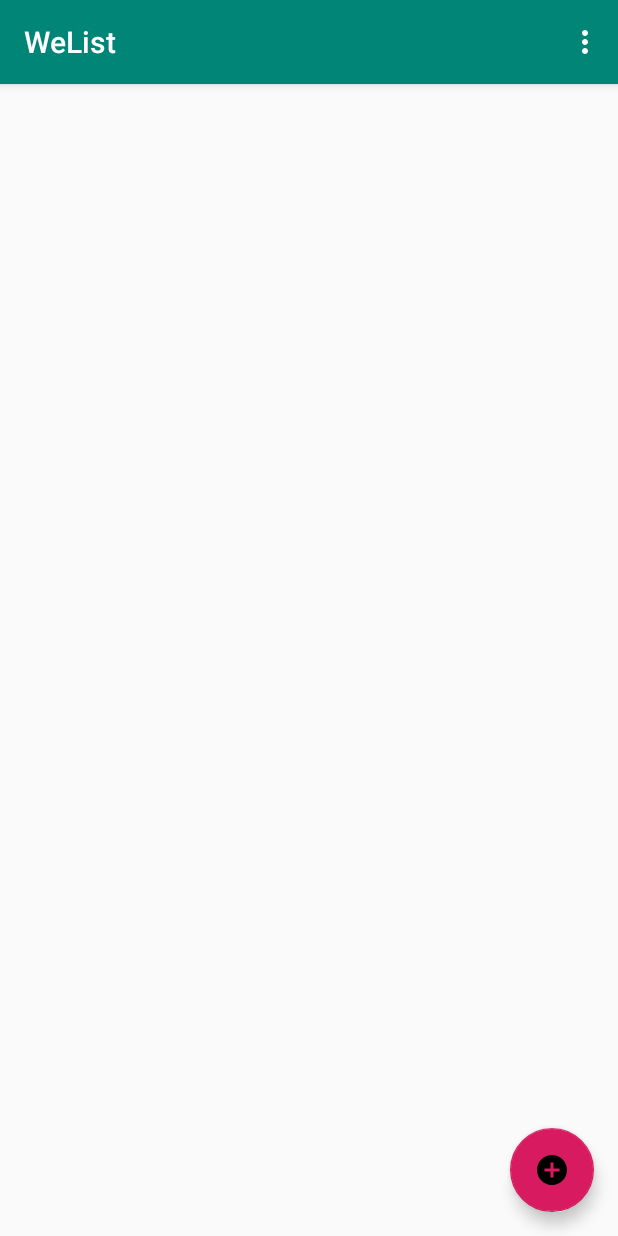
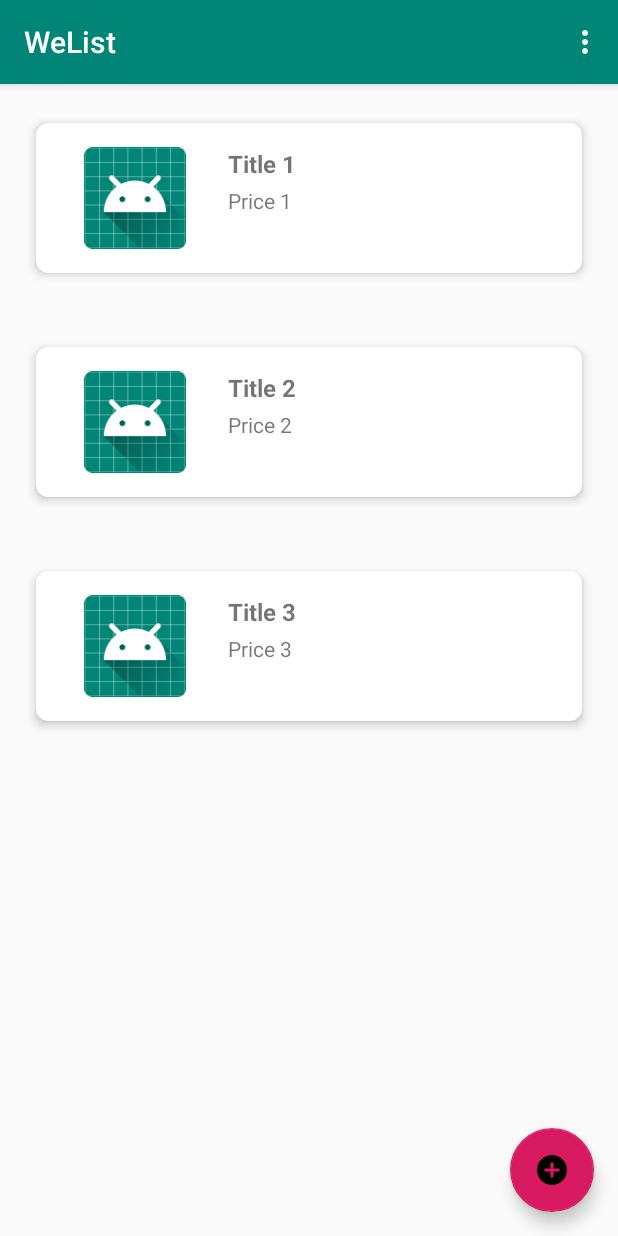
Before and after one commit to tyagitalrst/WeListAndroid, an Android app: the screen it shows after launch (MainActivity), on a phone screen of 412 x 824 dp. Run offline under Robolectric (Android 15) with nearby library versions, the phone set to English and light mode, and no system bars; our stand-ins replace Room's generated code, data binding.

Commit message:
Room implementation with the fragments

```diff
--- /dev/null
+++ b/app/src/main/java/id/ac/ui/cs/mobileprogramming/tyagitalarasati/welist/model/WeList.kt
@@ -0,0 +1,19 @@
+package id.ac.ui.cs.mobileprogramming.tyagitalarasati.welist.model
+
+import androidx.room.Entity
+import androidx.room.PrimaryKey
+
+@Entity(tableName = "welist_table")
+data class WeList(
+    var title: String,
+//    var image: Int,
+    var notes: String,
+    var price: String,
+    var link: String
+
+) {
+
+    @PrimaryKey(autoGenerate = true)
+    var id: Int = 0
+
+}
--- /dev/null
+++ b/app/src/main/java/id/ac/ui/cs/mobileprogramming/tyagitalarasati/welist/model/WeListDao.kt
@@ -0,0 +1,22 @@
+package id.ac.ui.cs.mobileprogramming.tyagitalarasati.welist.model
+
+import androidx.lifecycle.LiveData
+import androidx.room.Dao
+import androidx.room.Insert
+import androidx.room.Query
+
+@Dao
+interface WeListDao {
+
+    @Insert
+    fun insert(weList: WeList)
+
+    @Query("DELETE FROM welist_table WHERE id=:listId")
+    fun deleteList(listId: Int)
+
+    @Query("SELECT * FROM welist_table WHERE id=:listId")
+    fun detailList(listId: Int): LiveData<WeList>
+
+    @Query("SELECT * FROM welist_table")
+    fun getAllWeList(): LiveData<List<WeList>>
+}
--- /dev/null
+++ b/app/src/main/java/id/ac/ui/cs/mobileprogramming/tyagitalarasati/welist/model/WeListDatabase.kt
@@ -0,0 +1,55 @@
+package id.ac.ui.cs.mobileprogramming.tyagitalarasati.welist.model
+
+import android.content.Context
+import android.os.AsyncTask
+import androidx.room.Database
+import androidx.room.Room
+import androidx.room.RoomDatabase
+import androidx.sqlite.db.SupportSQLiteDatabase
+
+
+@Database(entities = [WeList::class], version = 1)
+abstract class WeListDatabase : RoomDatabase() {
+
+    abstract fun weListDao(): WeListDao
+
+    companion object {
+        private var INSTANCE: WeListDatabase? = null
+
+        fun getInstance(context: Context): WeListDatabase? {
+            if (INSTANCE == null) {
+                synchronized(WeListDatabase::class) {
+                    INSTANCE = Room.databaseBuilder(
+                        context.applicationContext,
+                        WeListDatabase::class.java, "welist_database"
+                    )
+                        .fallbackToDestructiveMigration()
+                        .addCallback(roomCallback)
+                        .build()
+                }
+            }
+            return INSTANCE
+        }
+
+
+        private val roomCallback = object : RoomDatabase.Callback() {
+            override fun onCreate(db: SupportSQLiteDatabase) {
+                super.onCreate(db)
+                PopulateDbAsyncTask(INSTANCE)
+                    .execute()
+            }
+        }
+    }
+}
+
+
+
+class PopulateDbAsyncTask(db: WeListDatabase?) : AsyncTask<Unit, Unit, Unit>() {
+    private val weListDao = db?.weListDao()
+
+    override fun doInBackground(vararg p0: Unit?) {
+        weListDao?.insert(WeList("Title 1", "Notes 1", "Price 1", "Link 1"))
+        weListDao?.insert(WeList("Title 2", "Notes 2", "Price 2", "Link 2"))
+        weListDao?.insert(WeList("Title 3", "Notes 3", "Price 3", "Link 3"))
+    }
+}
--- /dev/null
+++ b/app/src/main/java/id/ac/ui/cs/mobileprogramming/tyagitalarasati/welist/model/WeListRepository.kt
@@ -0,0 +1,57 @@
+package id.ac.ui.cs.mobileprogramming.tyagitalarasati.welist.model
+
+import android.app.Application
+import android.os.AsyncTask
+import androidx.lifecycle.LiveData
+
+class WeListRepository(application: Application) {
+
+    private var weListDao: WeListDao
+
+    private var allWeList: LiveData<List<WeList>>
+
+    private lateinit var detailList: LiveData<WeList>
+
+    init {
+        val database: WeListDatabase = WeListDatabase.getInstance(
+            application.applicationContext
+        )!!
+        weListDao = database.weListDao()
+        allWeList = weListDao.getAllWeList()
+    }
+
+    fun insert(weList: WeList) {
+        val insertWeListAsyncTask = InsertWeListAsyncTask(weListDao).execute(weList)
+    }
+
+    fun deleteList(listId: Int) {
+        val deleteWeListAsyncTask = DeleteWeListAsyncTask(weListDao).execute(listId)
+    }
+
+
+    fun detailList(listId: Int): LiveData<WeList> {
+        detailList = weListDao.detailList(listId)
+        return detailList
+    }
+
+    fun getAllWeList(): LiveData<List<WeList>> {
+        return allWeList
+    }
+
+    private class InsertWeListAsyncTask(val weListDao: WeListDao) : AsyncTask<WeList, Unit, Unit>() {
+
+        override fun doInBackground(vararg p0: WeList?) {
+            weListDao.insert(p0[0]!!)
+        }
+    }
+
+
+    private class DeleteWeListAsyncTask(val weListDao: WeListDao) : AsyncTask<Int, Unit, Unit>() {
+
+        override fun doInBackground(vararg p0: Int?) {
+            weListDao.deleteList(p0[0]!!)
+        }
+    }
+
+
+}
--- a/app/src/main/java/id/ac/ui/cs/mobileprogramming/tyagitalarasati/welist/view/ListFragment.kt
+++ b/app/src/main/java/id/ac/ui/cs/mobileprogramming/tyagitalarasati/welist/view/ListFragment.kt
@@ -6,13 +6,26 @@ import androidx.fragment.app.Fragment
 import android.view.LayoutInflater
 import android.view.View
 import android.view.ViewGroup
+import androidx.lifecycle.Observer
+import androidx.lifecycle.ViewModelProviders
+import androidx.recyclerview.widget.LinearLayoutManager
 
 import id.ac.ui.cs.mobileprogramming.tyagitalarasati.welist.R
+import id.ac.ui.cs.mobileprogramming.tyagitalarasati.welist.model.WeList
+import id.ac.ui.cs.mobileprogramming.tyagitalarasati.welist.viewmodel.WeListViewModel
+import kotlinx.android.synthetic.main.fragment_list.*
 
 /**
  * A simple [Fragment] subclass.
  */
 class ListFragment : Fragment() {
+
+    companion object {
+        fun newInstance() = ListFragment()
+    }
+
+    private lateinit var viewModel: WeListViewModel
+    private val weListAdapter = WeListAdapter()
 
     override fun onCreateView(
         inflater: LayoutInflater, container: ViewGroup?,
@@ -22,5 +35,24 @@ class ListFragment : Fragment() {
         return inflater.inflate(R.layout.fragment_list, container, false)
     }
 
+    override fun onActivityCreated(savedInstanceState: Bundle?) {
+        super.onActivityCreated(savedInstanceState)
+        viewModel = ViewModelProviders.of(this).get(WeListViewModel::class.java)
+
+        weLists.apply {
+            layoutManager = LinearLayoutManager(context)
+            adapter = weListAdapter
+        }
+
+        observeViewModel()
+
+    }
+
+
+    fun observeViewModel() {
+        viewModel.getAllWeList().observe(this,
+            Observer<List<WeList>> { t -> weListAdapter.setWeLists(t!!) })
+    }
+
 
 }
--- /dev/null
+++ b/app/src/main/java/id/ac/ui/cs/mobileprogramming/tyagitalarasati/welist/view/WeListAdapter.kt
@@ -0,0 +1,45 @@
+package id.ac.ui.cs.mobileprogramming.tyagitalarasati.welist.view
+
+import android.view.LayoutInflater
+import android.view.View
+import android.view.ViewGroup
+import androidx.navigation.Navigation
+import androidx.recyclerview.widget.RecyclerView
+import id.ac.ui.cs.mobileprogramming.tyagitalarasati.welist.R
+import id.ac.ui.cs.mobileprogramming.tyagitalarasati.welist.model.WeList
+import kotlinx.android.synthetic.main.content_list.view.*
+
+class WeListAdapter: RecyclerView.Adapter<WeListAdapter.WeListViewHolder>(){
+
+    private var weLists: List<WeList> = ArrayList()
+
+    class WeListViewHolder(var view: View) : RecyclerView.ViewHolder(view)
+
+
+    override fun onCreateViewHolder(parent: ViewGroup, viewType: Int): WeListViewHolder {
+        val inflater = LayoutInflater.from(parent.context)
+        val view = inflater.inflate(R.layout.content_list, parent, false)
+        return WeListViewHolder(view)
+    }
+
+    override fun onBindViewHolder(holder: WeListViewHolder, position: Int) {
+        val currentWeList = weLists[position]
+//        holder.view.image.setImageResource(currentWeList.image)
+        holder.view.title.text = currentWeList.title
+        holder.view.price.text = currentWeList.price
+        holder.view.setOnClickListener {
+            Navigation.findNavController(it)
+                .navigate(ListFragmentDirections.actionDetailFragment().setId(position))
+        }
+    }
+
+    override fun getItemCount(): Int {
+        return weLists.size
+    }
+
+    fun setWeLists(weLists: List<WeList>) {
+        this.weLists = weLists
+        notifyDataSetChanged()
+    }
+
+}
--- /dev/null
+++ b/app/src/main/java/id/ac/ui/cs/mobileprogramming/tyagitalarasati/welist/viewmodel/WeListViewModel.kt
@@ -0,0 +1,30 @@
+package id.ac.ui.cs.mobileprogramming.tyagitalarasati.welist.viewmodel
+
+import android.app.Application
+import androidx.lifecycle.AndroidViewModel
+import androidx.lifecycle.LiveData
+import id.ac.ui.cs.mobileprogramming.tyagitalarasati.welist.model.WeList
+import id.ac.ui.cs.mobileprogramming.tyagitalarasati.welist.model.WeListRepository
+
+class WeListViewModel(application: Application) : AndroidViewModel(application) {
+    private var repository: WeListRepository = WeListRepository(application)
+    private var allWeList: LiveData<List<WeList>> = repository.getAllWeList()
+    private lateinit var detailWeList: LiveData<WeList>
+
+    fun insert(weList: WeList) {
+        repository.insert(weList)
+    }
+
+    fun deleteList(listId: Int) {
+        repository.deleteList(listId)
+    }
+
+    fun detailList(listId: Int): LiveData<WeList> {
+        detailWeList = repository.detailList(listId)
+        return detailWeList
+    }
+
+    fun getAllWeList(): LiveData<List<WeList>> {
+        return allWeList
+    }
+}
--- a/app/src/main/res/layout/activity_main.xml
+++ b/app/src/main/res/layout/activity_main.xml
@@ -20,14 +20,6 @@
 
     </com.google.android.material.appbar.AppBarLayout>
 
-<!--    <include layout="@layout/content_main" />-->
-
-    <fragment
-        android:id="@+id/fragment"
-        android:name="androidx.navigation.fragment.NavHostFragment"
-        android:layout_width="match_parent"
-        android:layout_height="match_parent"
-        app:defaultNavHost="true"
-        app:navGraph="@navigation/navigation" />
+    <include layout="@layout/content_main" />
 
 </androidx.coordinatorlayout.widget.CoordinatorLayout>
--- a/app/src/main/res/layout/content_list.xml
+++ b/app/src/main/res/layout/content_list.xml
@@ -5,7 +5,11 @@
 
     <androidx.cardview.widget.CardView
         android:layout_width="match_parent"
-        android:layout_height="match_parent">
+        android:layout_height="wrap_content"
+        android:layout_margin="16dp"
+        app:cardCornerRadius="8dp"
+        app:cardElevation="4dp"
+        app:cardUseCompatPadding="true">
 
         <LinearLayout
             android:layout_width="match_parent"
@@ -47,7 +51,7 @@
                     android:orientation="horizontal">
 
                     <TextView
-                        android:id="@+id/genre"
+                        android:id="@+id/price"
                         android:layout_width="wrap_content"
                         android:layout_height="wrap_content"
                         android:text="Item price" />
--- a/app/src/main/res/layout/fragment_list.xml
+++ b/app/src/main/res/layout/fragment_list.xml
@@ -10,7 +10,7 @@
         tools:context=".view.ListFragment">
 
         <androidx.recyclerview.widget.RecyclerView
-            android:id="@+id/recyclerView"
+            android:id="@+id/weLists"
             android:layout_width="0dp"
             android:layout_height="0dp"
             android:layout_marginStart="1dp"
@@ -31,7 +31,7 @@
             android:clickable="true"
             app:layout_constraintBottom_toBottomOf="parent"
             app:layout_constraintEnd_toEndOf="parent"
-            app:layout_constraintTop_toBottomOf="@+id/recyclerView"
+            app:layout_constraintTop_toBottomOf="@+id/weLists"
             app:srcCompat="@drawable/ic_add" />
 
     </androidx.constraintlayout.widget.ConstraintLayout>
--- a/app/src/main/res/navigation/navigation.xml
+++ b/app/src/main/res/navigation/navigation.xml
@@ -1,7 +1,8 @@
 <?xml version="1.0" encoding="utf-8"?>
 <navigation xmlns:android="http://schemas.android.com/apk/res/android"
-    xmlns:app="http://schemas.android.com/apk/res-auto" android:id="@+id/navigation"
-    app:startDestination="@id/listFragment">
+        xmlns:app="http://schemas.android.com/apk/res-auto"
+        android:id="@+id/navigation"
+        app:startDestination="@id/listFragment">
 
     <fragment
         android:id="@+id/listFragment"
@@ -18,5 +19,9 @@
         <action
             android:id="@+id/actionListFragment"
             app:destination="@id/listFragment" />
+        <argument
+            android:name="id"
+            android:defaultValue="0"
+            app:argType="integer"/>
     </fragment>
 </navigation>
```
Also changed, not shown: app/build.gradle (+11 -3 lines), app/src/main/java/id/ac/ui/cs/mobileprogramming/tyagitalarasati/welist/view/DetailFragment.kt (+38 -0 lines), app/src/main/res/layout/content_main.xml (+7 -8 lines).
